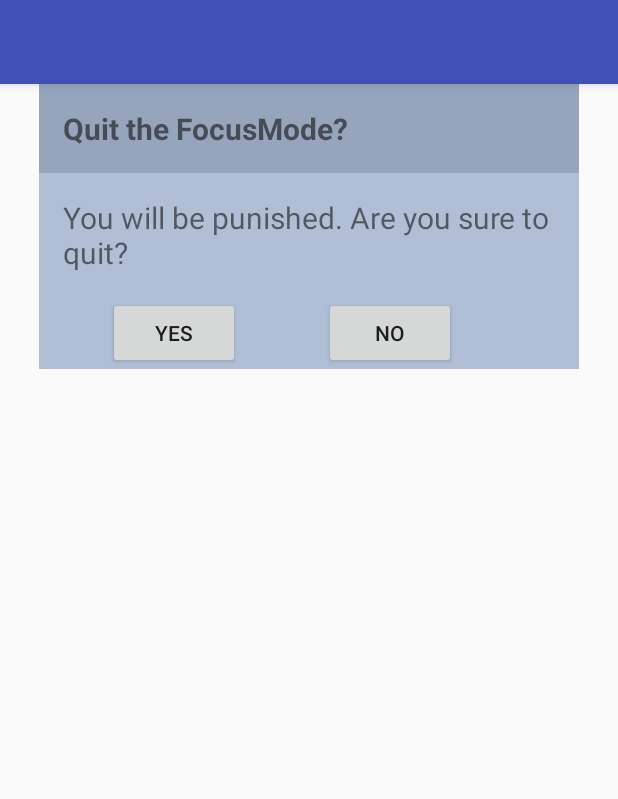
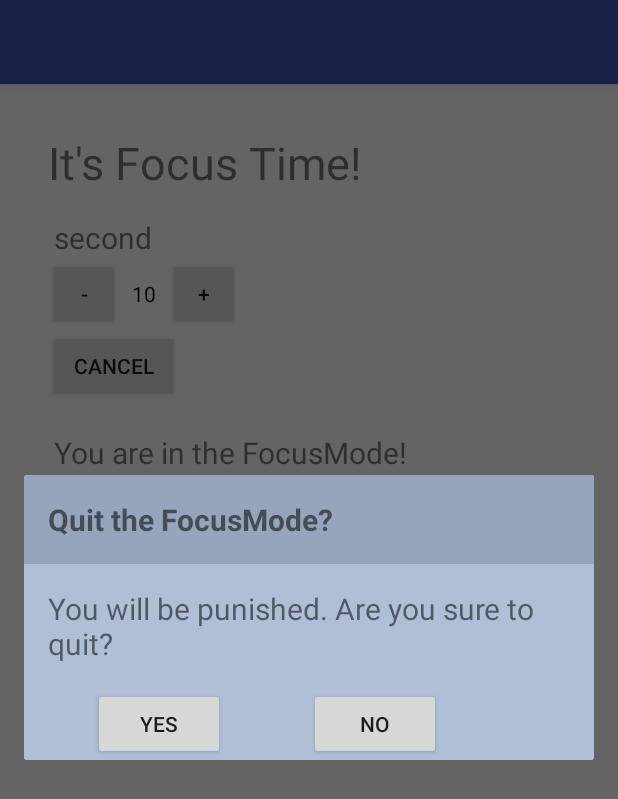
Before and after one commit to xuhong98/FocusTime, an Android app: the FocusModeActivity screen opened directly, with no data from a screen before it, after a tap on "CANCEL", on a phone screen of 412 x 824 dp. Shown: the top 799 px of the screen. Run offline under Robolectric (Android 15) with nearby library versions, the light colour scheme and no system bars; 1 other tap on this screen came first.

Commit message:
add dialog

```diff
--- a/app/src/main/AndroidManifest.xml
+++ b/app/src/main/AndroidManifest.xml
@@ -18,7 +18,6 @@
         </activity>
         <activity android:name=".FocusModeActivity" />
         <activity android:name=".ToDoActivity" />
-        <activity android:name=".AreYouSureCancel" />
         <activity android:name=".Punishment" />
         <activity android:name=".PunishmentActivity"></activity>
     </application>
--- a/app/src/main/java/com/example/mango/focustime/AreYouSureCancel.java
+++ /dev/null
@@ -1,27 +0,0 @@
-package com.example.mango.focustime;
-
-import android.content.Intent;
-        import android.support.v7.app.AppCompatActivity;
-        import android.os.Bundle;
-        import android.view.View;
-
-public class AreYouSureCancel extends AppCompatActivity {
-
-    @Override
-    protected void onCreate(Bundle savedInstanceState) {
-        super.onCreate(savedInstanceState);
-        setContentView(R.layout.activity_are_you_sure_cancel);
-    }
-
-    //click Yes and play music
-    public void punish(View view) {
-        Intent intent = new Intent(this, PunishmentActivity.class);
-        startActivity(intent);
-    }
-
-    //click No and go back to FocusMode
-    public void goBack(View view){
-        Intent intent = new Intent(this, FocusModeActivity.class);
-        startActivity(intent);
-    }
-}
--- a/app/src/main/java/com/example/mango/focustime/FocusModeActivity.java
+++ b/app/src/main/java/com/example/mango/focustime/FocusModeActivity.java
@@ -7,24 +7,26 @@ import android.view.View;
 import android.widget.Button;
 import android.widget.TextView;
 
+import static com.example.mango.focustime.R.id.second;
+
 public class FocusModeActivity extends AppCompatActivity {
 
+    public static int second = 10;
     @Override
     protected void onCreate(Bundle savedInstanceState) {
         super.onCreate(savedInstanceState);
         setContentView(R.layout.activity_focus_mode);
+
+        //start count down timer
         StartButtonListener listener = new StartButtonListener(FocusModeActivity.this, this);
         Button startButton = (Button) findViewById(R.id.start);
         startButton.setOnClickListener(listener);
     }
 
-        public static int second = 10;
-
         private void display(int number) {
             TextView quantityTextView = (TextView) findViewById(R.id.second);
             quantityTextView.setText("" + number);
         }
-
 
         public void increment(View view) {
             if (second < 1000) {
@@ -45,4 +47,4 @@ public class FocusModeActivity extends AppCompatActivity {
             Intent i = new Intent(this, MainActivity.class);
             startActivity(i);
         }
-    }
+}
--- a/app/src/main/java/com/example/mango/focustime/StartButtonListener.java
+++ b/app/src/main/java/com/example/mango/focustime/StartButtonListener.java
@@ -1,10 +1,12 @@
 package com.example.mango.focustime;
 
 import android.app.Activity;
+import android.app.AlertDialog;
 import android.content.Context;
 import android.content.Intent;
 import android.os.CountDownTimer;
 import android.view.View;
+import android.widget.Button;
 import android.widget.TextView;
 
 /**
@@ -57,16 +59,34 @@ public class StartButtonListener implements View.OnClickListener{
 //            }
 
         } else {
-            timer.cancel();
-            mainText.setText("FocusMode cancelled.");
-            s.setText("start");
+//            timer.cancel();
+//            mainText.setText("FocusMode cancelled.");
+//            s.setText("start");
 
-            Intent i = new Intent(context, AreYouSureCancel.class);
-            activity.startActivity(i);
+            AlertDialog.Builder mBuilder = new AlertDialog.Builder(context);
+            View mView = activity.getLayoutInflater().inflate(R.layout.dialog_cancel,null);
+            final Button button_yes = (Button) mView.findViewById(R.id.button_Yes);
+            final Button button_no = (Button) mView.findViewById(R.id.button_No);
+
+            mBuilder.setView(mView);
+            AlertDialog dialog = mBuilder.create();
+            dialog.show();
+
+            button_yes.setOnClickListener(new View.OnClickListener(){
+                @Override
+                public void onClick(View view) {
+                    Intent intent = new Intent(context, PunishmentActivity.class);
+                    context.startActivity(intent);
+                }
+            });
+
+            button_no.setOnClickListener(new View.OnClickListener(){
+                @Override
+                public void onClick(View view){
+                    Intent intent = new Intent(context, FocusModeActivity.class);
+                    context.startActivity(intent);
+                }
+            });
         }
     }
-//
-//    public static boolean isForegroundPkgViaDetectionService(String packageName) {
-//        return packageName.equals(DetectionService.foregroundPackageName);
-//    }
 }
--- a/app/src/main/res/layout/activity_are_you_sure_cancel.xml
+++ /dev/null
@@ -1,54 +0,0 @@
-<?xml version="1.0" encoding="utf-8"?>
-<LinearLayout
-    xmlns:android="http://schemas.android.com/apk/res/android"
-    xmlns:tools="http://schemas.android.com/tools"
-    tools:context="com.example.mango.focustime.AreYouSureCancel"
-    android:layout_width="wrap_content"
-    android:layout_height="wrap_content"
-    android:orientation="vertical"
-    android:layout_marginLeft="26dp"
-    android:layout_marginRight="26dp"
-    android:weightSum="1">
-
-<TextView
-    android:layout_width="match_parent"
-    android:layout_height="wrap_content"
-    android:padding="16dp"
-    android:text="Quit the FocusMode?"
-    android:textStyle="bold"
-    android:textSize="20sp"
-    android:background="#96A5BC" />
-
-<TextView
-    android:layout_width="wrap_content"
-    android:layout_height="wrap_content"
-    android:textSize="20sp"
-    android:text="You will be punished. Are you sure to quit? "
-    android:padding="16dp"
-    android:layout_weight="1.25"
-    android:background="#B0BFD6"/>
-<LinearLayout
-    android:layout_width="match_parent"
-    android:layout_height="match_parent"
-    android:orientation="horizontal"
-    android:weightSum="1"
-    android:background="#B0BFD6">
-
-    <Button
-        android:id="@+id/button_Yes"
-        android:layout_width="wrap_content"
-        android:layout_height="wrap_content"
-        android:layout_marginLeft="46dp"
-        android:layout_marginRight="56dp"
-        android:text="Yes"
-        android:onClick="punish"/>
-
-    <Button
-        android:id="@+id/button_No"
-        android:layout_width="wrap_content"
-        android:layout_height="wrap_content"
-        android:text="No"
-        android:onClick="goBack"/>
-
-</LinearLayout>
-</LinearLayout>
--- a/app/src/main/res/layout/activity_punishment.xml
+++ b/app/src/main/res/layout/activity_punishment.xml
@@ -1,7 +1,6 @@
 <?xml version="1.0" encoding="utf-8"?>
 <RelativeLayout
     xmlns:android="http://schemas.android.com/apk/res/android"
-    xmlns:app="http://schemas.android.com/apk/res-auto"
     xmlns:tools="http://schemas.android.com/tools"
     android:layout_width="match_parent"
     android:layout_height="match_parent"
--- /dev/null
+++ b/app/src/main/res/layout/dialog_cancel.xml
@@ -0,0 +1,50 @@
+<?xml version="1.0" encoding="utf-8"?>
+<LinearLayout
+    xmlns:android="http://schemas.android.com/apk/res/android"
+    android:orientation="vertical"
+    android:layout_width="match_parent"
+    android:layout_height="wrap_content"
+    android:layout_marginLeft="26dp"
+    android:layout_marginRight="26dp"
+    android:weightSum="1">
+
+    <TextView
+        android:layout_width="match_parent"
+        android:layout_height="wrap_content"
+        android:padding="16dp"
+        android:text="Quit the FocusMode?"
+        android:textStyle="bold"
+        android:textSize="20sp"
+        android:background="#96A5BC" />
+
+    <TextView
+        android:layout_width="wrap_content"
+        android:layout_height="wrap_content"
+        android:textSize="20sp"
+        android:text="You will be punished. Are you sure to quit? "
+        android:padding="16dp"
+        android:background="#B0BFD6"/>
+
+    <LinearLayout
+        android:layout_width="match_parent"
+        android:layout_height="match_parent"
+        android:orientation="horizontal"
+        android:weightSum="1"
+        android:background="#B0BFD6">
+
+        <Button
+            android:id="@+id/button_Yes"
+            android:layout_width="wrap_content"
+            android:layout_height="wrap_content"
+            android:layout_marginLeft="46dp"
+            android:layout_marginRight="56dp"
+            android:text="Yes"/>
+
+        <Button
+            android:id="@+id/button_No"
+            android:layout_width="wrap_content"
+            android:layout_height="wrap_content"
+            android:text="No"/>
+
+    </LinearLayout>
+</LinearLayout>
```
